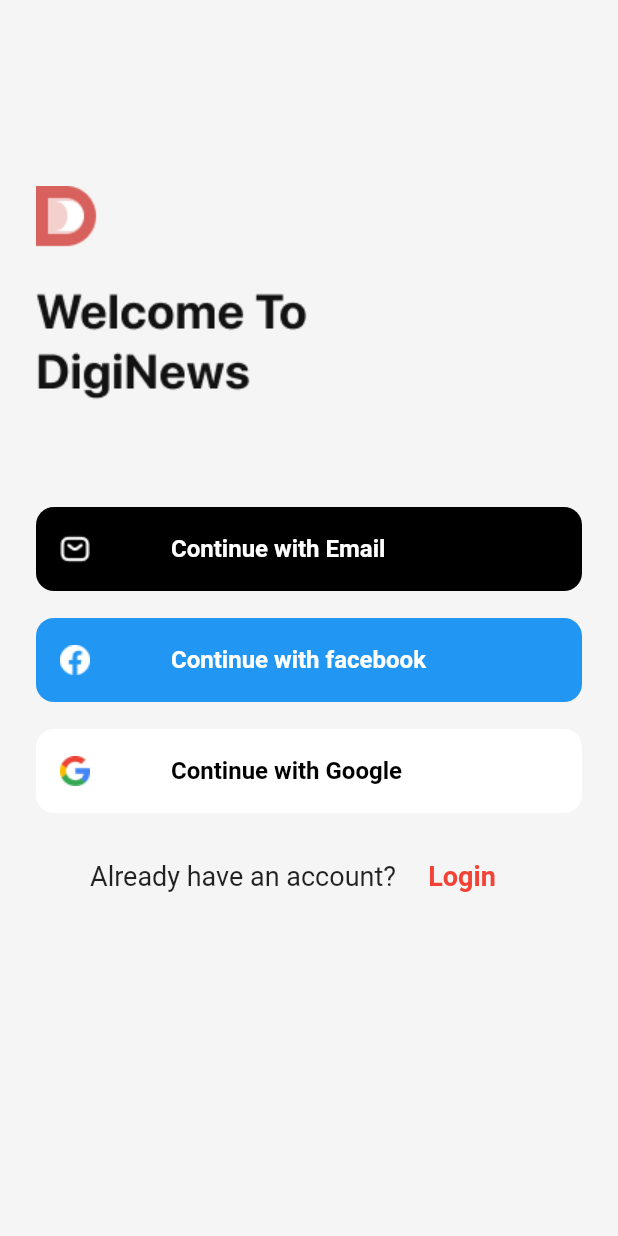
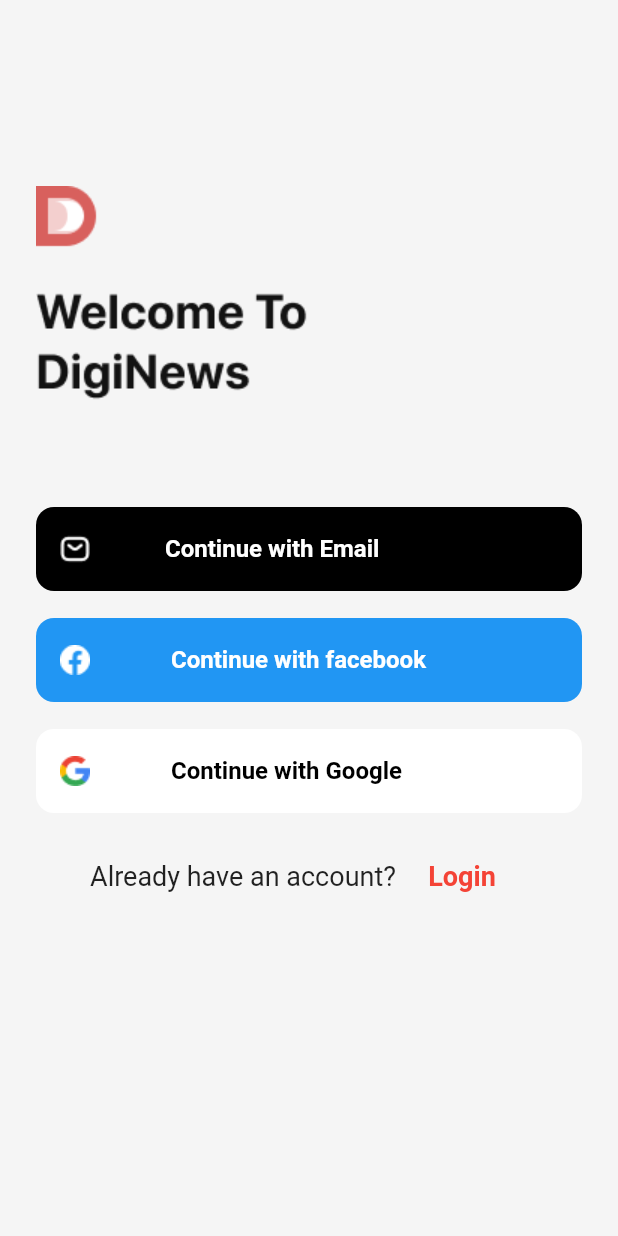
Before and after one commit to ZayniddinMamarasulov/DigiNews, a Flutter app: the screen it shows after launch, on a phone screen of 412 x 824 dp. Run offline on Flutter 3.47's test engine with Material 2 defaults, Android fonts, the phone set to English and light mode, and no system bars; our stand-ins replace bouncing_widget.

Commit message:
firs commit

```diff
--- a/lib/screens/auth_page.dart
+++ b/lib/screens/auth_page.dart
@@ -55,7 +55,7 @@ class _AuthPageState extends State<AuthPage> {
           child: Row(
             children: [
               Image.asset('assets/sms.png'),
-              const SizedBox(width: 54),
+              const SizedBox(width: 50),
               const Text(
                 "Continue with Email",
                 style: TextStyle(
@@ -70,7 +70,7 @@ class _AuthPageState extends State<AuthPage> {
     );
   }
   Widget facebookButtons() {
-    //facebook
+    //facebook button
     return InkWell(
       onTap: () {
       },
```
